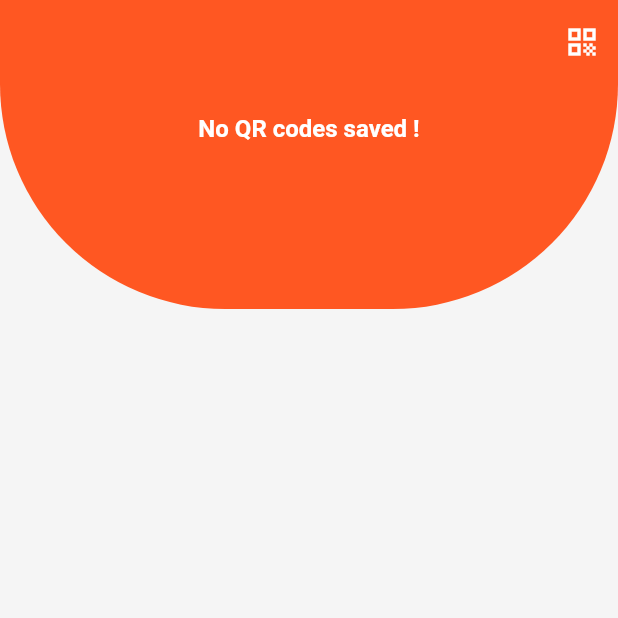
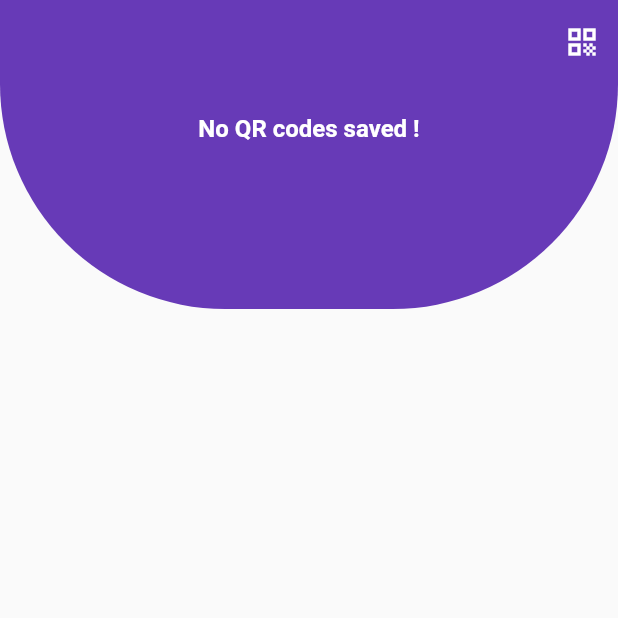
Before and after one commit to governedbyprudence/SaveTime, a Flutter app: the screen it shows after launch, on a phone screen of 412 x 824 dp, the top half of it. Run offline on Flutter 3.47's test engine with Material 2 defaults, Android fonts, the phone set to English and light mode, and no system bars; our stand-ins replace bloc, equatable, flutter_bloc, image_gallery_saver, image_picker, logger and 3 more; missing offline and left inert: qr_code_scanner, scan; accounts and stored records are empty.

Commit message:
Centralized theme colors

```diff
--- a/lib/core/presentation/routes/mainpage.dart
+++ b/lib/core/presentation/routes/mainpage.dart
@@ -27,7 +27,7 @@ class _MainPageState extends State<MainPage> {
     return Scaffold(
       body: widgetList[_currentIndex],
       // bottomNavigationBar: BottomNavigationBar(
-      //   backgroundColor: Colors.grey[100],
+      //   backgroundColor: Theme.of(context).scaffoldBackgroundColor,
       //   elevation: 0,
       //   currentIndex: _currentIndex,
       //   onTap: (index){
@@ -110,7 +110,7 @@ class _QRListPageState extends State<QRListPage> with SingleTickerProviderStateM
           }
           if(state is CacheItemNotPresentState){
             return Scaffold(
-              backgroundColor: Colors.grey[100],
+              backgroundColor: Theme.of(context).scaffoldBackgroundColor,
               appBar: AppBar(
                 elevation: 0,
                 actions: [
@@ -122,9 +122,9 @@ class _QRListPageState extends State<QRListPage> with SingleTickerProviderStateM
               body: Stack(
                 children: [
                   AnimatedContainer(
-                    decoration: const BoxDecoration(
-                      color: Colors.deepOrange,
-                      borderRadius: BorderRadius.only(bottomRight: Radius.circular(200),bottomLeft: Radius.circular(200))
+                    decoration:BoxDecoration(
+                      color: Theme.of(context).primaryColor,
+                      borderRadius: const BorderRadius.only(bottomRight: Radius.circular(200),bottomLeft: Radius.circular(200))
                     ),
                     height: _headerContainerHeight, duration: const Duration(seconds: 1),
                     curve: Curves.easeInOut,
@@ -141,23 +141,23 @@ class _QRListPageState extends State<QRListPage> with SingleTickerProviderStateM
           }
           List<QRModel> data = (state as CacheItemPresentState).items;
           return Scaffold(
-            backgroundColor: Colors.grey[100],
+            backgroundColor: Theme.of(context).scaffoldBackgroundColor,
             body: CustomScrollView(
 
               slivers: [
                 SliverAppBar(
                   floating: true,
-                  backgroundColor: Colors.grey[100],
+                  backgroundColor: Theme.of(context).scaffoldBackgroundColor,
                   centerTitle: true,
-                  title: const Text("Your saved QRs",style: TextStyle(color: Colors.deepOrange,fontSize: 14),),
+                  title:  Text("Your saved QRs",style: TextStyle(color: Theme.of(context).primaryColor,fontSize: 14),),
                   elevation: 0,
                   actions: [
                     IconButton(onPressed: (){
                       _deleteAllItems(context);
-                    }, icon: const Icon(Icons.delete,color: Colors.deepOrange,)),
+                    }, icon:  Icon(Icons.delete,color: Theme.of(context).primaryColor,)),
                     IconButton(onPressed: (){
                       Navigator.pushNamed(context, QRScanPage.routeName).then((value) => context.read<CacheBloc>().add(CacheGetItemsEvent()));
-                    },icon: const Icon(Icons.qr_code,color: Colors.deepOrange,))
+                    },icon: Icon(Icons.qr_code,color: Theme.of(context).primaryColor,))
                   ],
                 ),
                 SliverList(
@@ -190,7 +190,7 @@ class SingleQRTile extends StatelessWidget {
       margin: const EdgeInsets.symmetric(horizontal: 20,vertical: 8),
       child: Material(
         borderRadius: BorderRadius.circular(20),
-        color: Colors.deepOrange,
+        color: Theme.of(context).primaryColor,
         child: InkWell(
 
           splashColor: Colors.black,
--- a/lib/core/presentation/routes/qrViewPage.dart
+++ b/lib/core/presentation/routes/qrViewPage.dart
@@ -23,11 +23,11 @@ class _QRViewPageState extends State<QRViewPage> {
   @override
   Widget build(BuildContext context) {
     return Scaffold(
-      backgroundColor: Colors.grey[100],
+      backgroundColor: Theme.of(context).scaffoldBackgroundColor,
       appBar: AppBar(
         elevation: 0,
-        backgroundColor: Colors.grey[100],
-        iconTheme: const IconThemeData(color: Colors.deepOrange),
+        backgroundColor: Theme.of(context).scaffoldBackgroundColor,
+        iconTheme: IconThemeData(color: Theme.of(context).primaryColor),
         actions: [
           IconButton(onPressed: (){
             _saveToGallery();
--- a/lib/main.dart
+++ b/lib/main.dart
@@ -26,7 +26,7 @@ class MyApp extends StatelessWidget {
             TargetPlatform.android:OpenUpwardsPageTransitionsBuilder()
           }
         ),
-        primarySwatch: Colors.deepOrange,
+        primarySwatch: Colors.deepPurple,
       ),
       initialRoute: SplashScreen.routeName,
       routes: {
```
